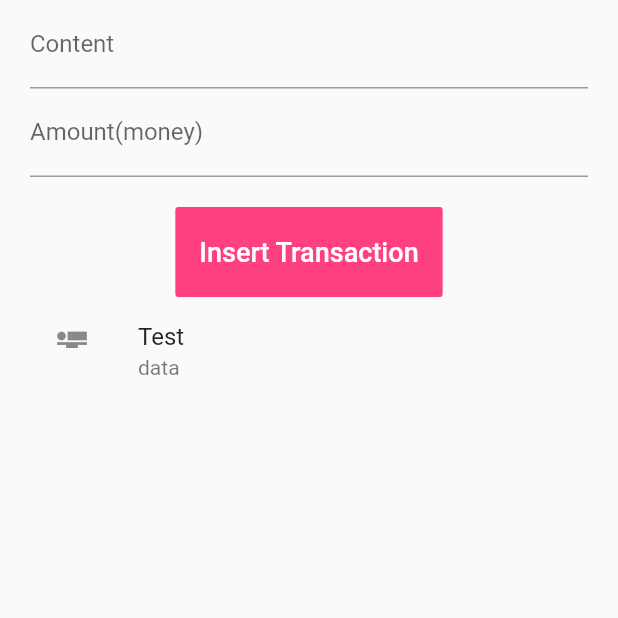
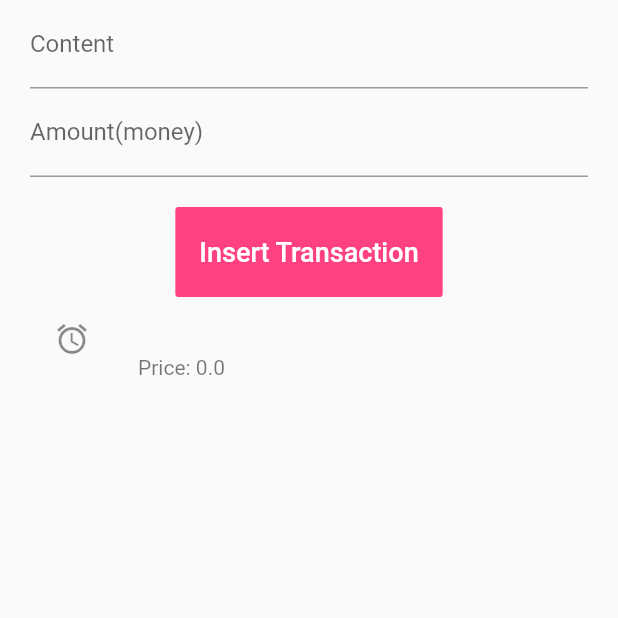
Before and after one commit to tinyboyX/flutter_tutorials, a Flutter app: the screen it shows after launch, after a tap on "Insert Transaction", on a phone screen of 412 x 824 dp, the top half of it. Run offline on Flutter 3.47's test engine with Material 2 defaults, Android fonts, the phone set to English and light mode, and no system bars.

Commit message:
Update list tile to UI

```diff
--- a/lib/MyApp.dart
+++ b/lib/MyApp.dart
@@ -98,16 +98,16 @@ class _MyAppState extends State<MyApp> with WidgetsBindingObserver {
                           },
                         )),
                     Column(
-                      children: <Widget>[
-                        ListTile(
-                          leading: const Icon(Icons.airline_seat_flat_sharp),
-                          title: const Text("Test"),
-                          subtitle: const Text("data"),
-                          onTap: () {
-                            print("Taped");
+                      children: _transactions.map((eachTransaction){
+                        return ListTile(
+                          leading: const Icon(Icons.access_alarm),
+                          title: Text(eachTransaction.content),
+                          subtitle: Text('Price: ${eachTransaction.amount}'),
+                          onTap: (){
+                            print('You clicked: ${eachTransaction.content}');
                           },
-                        )
-                      ],
+                        );
+                      }).toList(),
                     )
                   ],
                 ))));
```
